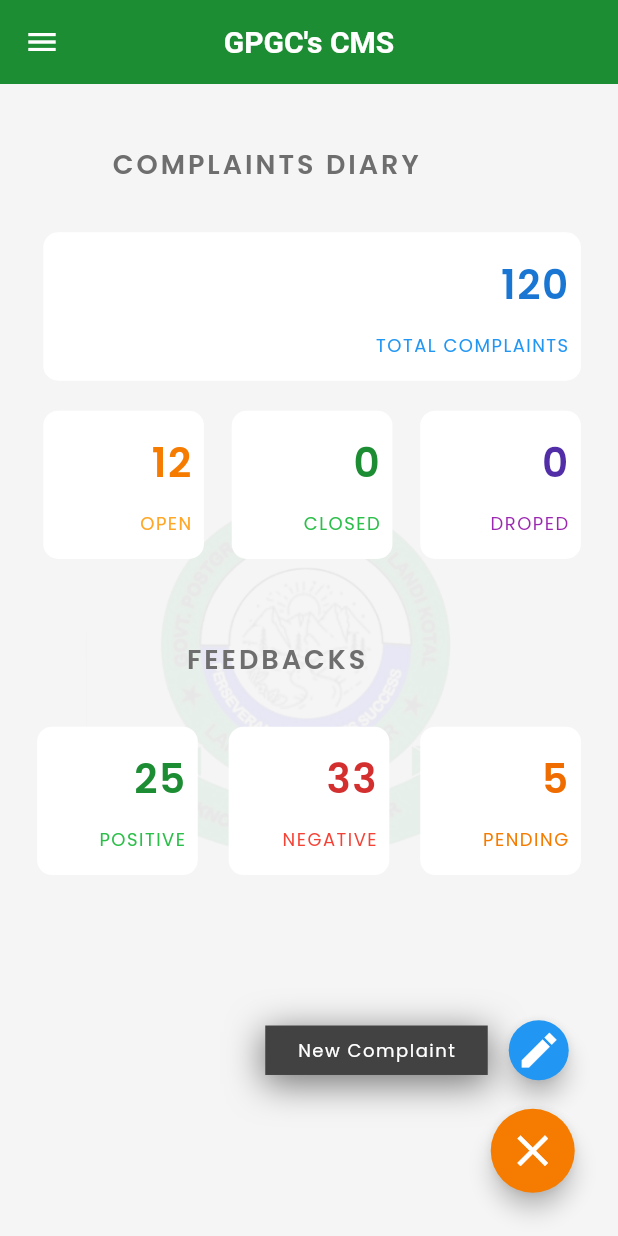
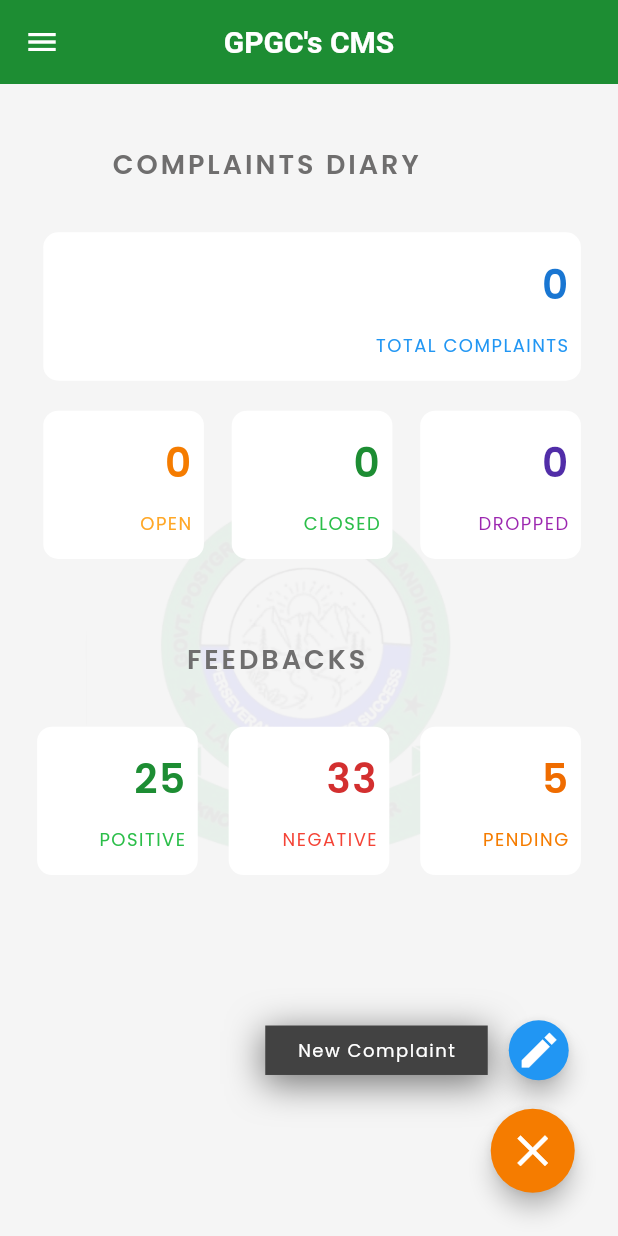
Before and after one commit to mudakkirafridi/fyp-1, a Flutter app: the ComplaintDairyScreen screen opened directly, after a tap on the "add" icon, on a phone screen of 412 x 824 dp. Run offline on Flutter 3.47's test engine with Material 3 defaults, Android fonts, the phone set to English and light mode, and no system bars; our stand-ins replace cloud_firestore, firebase_auth, firebase_core, flutter_native_splash, get, get_storage and 2 more; accounts and stored records are empty; project files that could hold a hidden picture were left out.

Commit message:
some small small changes

```diff
--- /dev/null
+++ b/lib/features/complaint/complain_diary_screen.dart
@@ -0,0 +1,36 @@
+import 'package:cloud_firestore/cloud_firestore.dart';
+import 'package:firebase_auth/firebase_auth.dart';
+
+Future<Map<String, int>> fetchComplaintCounts() async {
+  try {
+    final uid = FirebaseAuth.instance.currentUser?.uid;
+    if (uid == null) return {'total': 0, 'open': 0, 'closed': 0, 'dropped': 0};
+
+    final snapshot = await FirebaseFirestore.instance
+        .collection('complaints')
+        .where('uid', isEqualTo: uid)
+        .get();
+
+    int total = snapshot.docs.length;
+    int open = 0;
+    int closed = 0;
+    int dropped = 0;
+
+    for (var doc in snapshot.docs) {
+      final status = doc['status'].toString().toLowerCase();
+      if (status == 'open') open++;
+      else if (status == 'closed') closed++;
+      else if (status == 'dropped') dropped++;
+    }
+
+    return {
+      'total': total,
+      'open': open,
+      'closed': closed,
+      'dropped': dropped,
+    };
+  } catch (e) {
+    print('Error: $e');
+    return {'total': 0, 'open': 0, 'closed': 0, 'dropped': 0};
+  }
+}
--- a/lib/features/complaint/controller/complaint_controller/complaint_category_controller/complaint_category_controller.dart
+++ b/lib/features/complaint/controller/complaint_controller/complaint_category_controller/complaint_category_controller.dart
@@ -1,3 +1,4 @@
+import 'package:firebase_auth/firebase_auth.dart';
 import 'package:flutter/foundation.dart';
 import 'package:flutter/material.dart';
 import 'package:get/get.dart';
@@ -46,7 +47,7 @@ class ComplaintCategoryController extends GetxController {
           subCategory: '',
           level3Category: '',
           status: '',
-          timestamp: DateTime.now())
+          timestamp: DateTime.now(), uid: '')
       .obs;
 
   // Variables to track complaint and feedback counts
@@ -172,10 +173,16 @@ class ComplaintCategoryController extends GetxController {
     // Show loading dialog
     Get.dialog(
       const Center(
-          child: CircularProgressIndicator(color: CColors.white,),
+        child: CircularProgressIndicator(color: CColors.white),
       ),
       barrierDismissible: false,
     );
+
+    final user = FirebaseAuth.instance.currentUser;
+    if (user == null) {
+      throw Exception("User not logged in");
+    }
+
     ComplaintModel newComplaint = ComplaintModel(
       title: title,
       description: description,
@@ -184,16 +191,20 @@ class ComplaintCategoryController extends GetxController {
       timestamp: DateTime.now(),
       subCategory: subCategory,
       level3Category: level3Category,
+      uid: user.uid, // <-- assign UID
     );
+
     await FirebaseFirestore.instance
         .collection('complaints')
         .add(newComplaint.toMap());
-      // Close the loading dialog
-      // Get.back();
-      // Navigate back to
-      Get.offAll(()=> const ComplaintDairyScreen(),duration: const Duration(seconds: 1));
+
+    // Navigate back
+    Get.offAll(() => const ComplaintDairyScreen(),
+        duration: const Duration(seconds: 1));
+
     UiHelper().customSnackbar(
         title: "Success", message: "New complaint added successfully");
+
     // Clear input fields
     titleController.clear();
     descriptionController.clear();
@@ -203,6 +214,7 @@ class ComplaintCategoryController extends GetxController {
         title: "Error", message: 'Failed to add complaint: $e');
   }
 }
+
 
   // Method to handle user feedback on complaints
   void submitFeedback(int complaintId, String feedbackType) {
--- a/lib/features/complaint/model/complaint_model/complaint_model.dart
+++ b/lib/features/complaint/model/complaint_model/complaint_model.dart
@@ -9,6 +9,7 @@ class ComplaintModel {
   // final int closedCount; // Closed complaints count (if applicable)
   // final int droppedCount; // Dropped complaints count (if applicable)
   final DateTime timestamp; // Time when the complaint was created
+  final String uid;
 
   ComplaintModel({
     required this.title,
@@ -20,6 +21,7 @@ class ComplaintModel {
     // this.openCount = 0,
     // this.closedCount = 0,
     // this.droppedCount = 0,
+     required this.uid,
     required this.timestamp,
   });
 
@@ -35,6 +37,7 @@ class ComplaintModel {
       // 'openCount': openCount,
       // 'closedCount': closedCount,
       // 'droppedCount': droppedCount,
+      'uid': uid,
       'timestamp': timestamp.toIso8601String(), // Convert timestamp to string for Firestore
     };
   }
@@ -51,6 +54,7 @@ class ComplaintModel {
       // openCount: map['openCount'] ?? 0,
       // closedCount: map['closedCount'] ?? 0,
       // droppedCount: map['droppedCount'] ?? 0,
+      uid: map['uid'],
       timestamp: DateTime.parse(map['timestamp'] ?? DateTime.now().toIso8601String()), // Parse timestamp
     );
   }
--- a/lib/features/complaint/screen/complaints_screens/complaint_diary/complaint_diary.dart
+++ b/lib/features/complaint/screen/complaints_screens/complaint_diary/complaint_diary.dart
@@ -1,6 +1,7 @@
 import 'package:flutter/material.dart';
 import 'package:get/get.dart';
 import 'package:students_complaint_app/commons/widgets/custom_text/custom_text.dart';
+import 'package:students_complaint_app/features/complaint/complain_diary_screen.dart';
 import 'package:students_complaint_app/features/complaint/controller/complaint_controller/complaint_category_controller/complaint_category_controller.dart';
 import 'package:students_complaint_app/features/complaint/screen/complaints_screens/complaint_category_screen/complaint_category1_screen/complaint_category1_screen.dart';
 import 'package:students_complaint_app/features/profile/screen/app_drawer.dart';
@@ -68,9 +69,17 @@ class _ComplaintDairyScreenState extends State<ComplaintDairyScreen> {
   top: MediaQuery.of(context).size.height * 0.12,
   left: MediaQuery.of(context).size.height * 0.035,
   right: MediaQuery.of(context).size.height * 0.03,
-          child: Column(
+  child: FutureBuilder<Map<String, int>>(
+    future: fetchComplaintCounts(),
+    builder: (context, snapshot) {
+      if (!snapshot.hasData) {
+        return const Center(child: CircularProgressIndicator());
+      }
+
+      final data = snapshot.data!;
+      return Column(
         children: [
-              // Totla Complaint Container
+          // Total complaints
           Container(
             height: MediaQuery.of(context).size.height * 0.12,
             width: double.infinity,
@@ -85,14 +94,12 @@ class _ComplaintDairyScreenState extends State<ComplaintDairyScreen> {
                 crossAxisAlignment: CrossAxisAlignment.end,
                 children: [
                   CAppText(
-                        text: '120',
+                    text: '${data['total']}',
                     fontSize: CSizes.fontSizeLg * 1.5,
                     color: Colors.blue.shade700,
                     fontWeight: FontWeight.w600,
                   ),
-                      SizedBox(
-                        height: MediaQuery.of(context).size.height * 0.015,
-                      ),
+                  SizedBox(height: MediaQuery.of(context).size.height * 0.015),
                   const CAppText(
                     text: "TOTAL COMPLAINTS",
                     color: Colors.blue,
@@ -102,111 +109,35 @@ class _ComplaintDairyScreenState extends State<ComplaintDairyScreen> {
             ),
           ),
           const SizedBox(height: 20),
-              // This row contains three container
-              // 1-> Open Complaints
-              // 2-> closed complaints
-              // 3-> Droped complaints
           Row(
             mainAxisAlignment: MainAxisAlignment.spaceBetween,
             children: [
-                  // open complaints container
-                  Container(
-                    height: MediaQuery.of(context).size.height * 0.12,
-                    width: MediaQuery.of(context).size.width * 0.26,
-                    decoration: BoxDecoration(
-                      color: CColors.white,
-                      borderRadius: BorderRadius.circular(10),
+              _buildCountCard(
+                count: data['open']!,
+                label: "OPEN",
+                color: Colors.orange.shade700,
+                textColor: Colors.orange.shade400,
               ),
-                    child: Padding(
-                      padding: const EdgeInsets.all(8.0),
-                      child: Column(
-                        mainAxisAlignment: MainAxisAlignment.center,
-                        crossAxisAlignment: CrossAxisAlignment.end,
-                        children: [
-                          CAppText(
-                            text: '12',
-                            fontSize: CSizes.fontSizeLg * 1.5,
-                            color: Colors.orange.shade700,
-                            fontWeight: FontWeight.w600,
+              _buildCountCard(
+                count: data['closed']!,
+                label: "CLOSED",
+                color: CColors.primary,
+                textColor: CColors.secondary,
               ),
-                          SizedBox(
-                            height: MediaQuery.of(context).size.height * 0.015,
+              _buildCountCard(
+                count: data['dropped']!,
+                label: "DROPPED",
+                color: Colors.deepPurple.shade700,
+                textColor: Colors.purple,
               ),
-                          CAppText(
-                            text: "OPEN",
-                            color: Colors.orange.shade400,
+            ],
           )
         ],
+      );
+    },
   ),
 ),
-                  ),
-                  // Colsed container
-                  Container(
-                    height: MediaQuery.of(context).size.height * 0.12,
-                    width: MediaQuery.of(context).size.width * 0.26,
-                    decoration: BoxDecoration(
-                      color: CColors.white,
-                      borderRadius: BorderRadius.circular(10),
-                    ),
-                    child: Padding(
-                      padding: const EdgeInsets.all(8.0),
-                      child: Column(
-                        mainAxisAlignment: MainAxisAlignment.center,
-                        crossAxisAlignment: CrossAxisAlignment.end,
-                        children: [
-                          const CAppText(
-                            text: '0',
-                            fontSize: CSizes.fontSizeLg * 1.5,
-                            color: CColors.primary,
-                            fontWeight: FontWeight.w600,
-                          ),
-                          SizedBox(
-                            height: MediaQuery.of(context).size.height * 0.015,
-                          ),
-                          const CAppText(
-                            text: "CLOSED",
-                            color: CColors.secondary,
-                          )
-                        ],
-                      ),
-                    ),
-                  ),
-                  // Dropped container
-                  Container(
-                    height: MediaQuery.of(context).size.height * 0.12,
-                    width: MediaQuery.of(context).size.width * 0.26,
-                    decoration: BoxDecoration(
-                      color: CColors.white,
-                      borderRadius: BorderRadius.circular(10),
-                    ),
-                    child: Padding(
-                      padding: const EdgeInsets.all(8.0),
-                      child: Column(
-                        mainAxisAlignment: MainAxisAlignment.center,
-                        crossAxisAlignment: CrossAxisAlignment.end,
-                        children: [
-                          CAppText(
-                            text: '0',
-                            fontSize: CSizes.fontSizeLg * 1.5,
-                            color: Colors.deepPurple.shade700,
-                            fontWeight: FontWeight.w600,
-                          ),
-                          SizedBox(
-                            height: MediaQuery.of(context).size.height * 0.015,
-                          ),
-                          const CAppText(
-                            text: "DROPED",
-                            color: Colors.purple,
-                          )
-                        ],
-                      ),
-                    ),
-                  ),
-                ],
-              ),
-            ],
-          ),
-        ),
+
         // FEEDBACKS SECTION STARTS
         Positioned(
           top: MediaQuery.of(context).size.height * 0.45,
@@ -422,4 +353,40 @@ class _ComplaintDairyScreenState extends State<ComplaintDairyScreen> {
       ]),
     );
   }
+  Widget _buildCountCard({
+  required int count,
+  required String label,
+  required Color color,
+  required Color textColor,
+}) {
+  return Container(
+    height: MediaQuery.of(context).size.height * 0.12,
+    width: MediaQuery.of(context).size.width * 0.26,
+    decoration: BoxDecoration(
+      color: CColors.white,
+      borderRadius: BorderRadius.circular(10),
+    ),
+    child: Padding(
+      padding: const EdgeInsets.all(8.0),
+      child: Column(
+        mainAxisAlignment: MainAxisAlignment.center,
+        crossAxisAlignment: CrossAxisAlignment.end,
+        children: [
+          CAppText(
+            text: '$count',
+            fontSize: CSizes.fontSizeLg * 1.5,
+            color: color,
+            fontWeight: FontWeight.w600,
+          ),
+          SizedBox(height: MediaQuery.of(context).size.height * 0.015),
+          CAppText(
+            text: label,
+            color: textColor,
+          )
+        ],
+      ),
+    ),
+  );
 }
+
+}
--- a/lib/features/profile/model/user_model.dart
+++ b/lib/features/profile/model/user_model.dart
@@ -28,12 +28,11 @@ class UserModel {
   }
   return UserModel(
     uid: documentId,
-      name: data['name'] ?? '',
+    name: data['full_name'] ?? '',
     email: data['email'] ?? '',
-      phoneNumber: data['phoneNumber'] ?? '',
+    phoneNumber: data['phone_no'] ?? '',
   );
 }
-
   /// CopyWith method to update specific fields
   UserModel copyWith({
     String? name,
```
Lines whose indentation alone changed are shown as unchanged.
